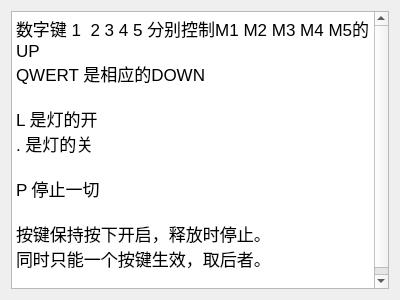
cslayers/OWI-535-control-QT, file keyboad_OWI535/mainwidget.ui: the form before one commit.
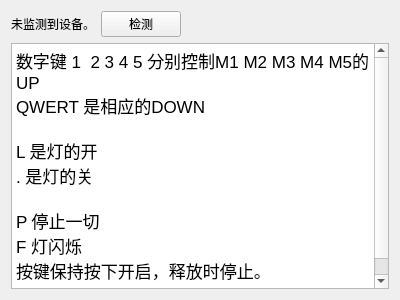
The form after the commit.

Commit message: move file to the right directory

Diff of the .ui file:
```diff
--- a/keyboad_OWI535/mainwidget.ui
+++ b/keyboad_OWI535/mainwidget.ui
@@ -14,6 +14,37 @@
    <string>MainWidget</string>
   </property>
   <layout class="QVBoxLayout" name="verticalLayout">
+   <item>
+    <layout class="QHBoxLayout" name="horizontalLayout">
+     <item>
+      <widget class="QLabel" name="label">
+       <property name="text">
+        <string>未监测到设备。</string>
+       </property>
+      </widget>
+     </item>
+     <item>
+      <widget class="QPushButton" name="pushButton">
+       <property name="text">
+        <string>检测</string>
+       </property>
+      </widget>
+     </item>
+     <item>
+      <spacer name="horizontalSpacer">
+       <property name="orientation">
+        <enum>Qt::Horizontal</enum>
+       </property>
+       <property name="sizeHint" stdset="0">
+        <size>
+         <width>40</width>
+         <height>20</height>
+        </size>
+       </property>
+      </spacer>
+     </item>
+    </layout>
+   </item>
    <item>
     <widget class="QTextBrowser" name="textBrowser">
      <property name="html">
@@ -28,9 +59,8 @@
 &lt;p style=&quot; margin-top:0px; margin-bottom:0px; margin-left:0px; margin-right:0px; -qt-block-indent:0; text-indent:0px;&quot;&gt;. 是灯的关&lt;/p&gt;
 &lt;p style=&quot;-qt-paragraph-type:empty; margin-top:0px; margin-bottom:0px; margin-left:0px; margin-right:0px; -qt-block-indent:0; text-indent:0px;&quot;&gt;&lt;br /&gt;&lt;/p&gt;
 &lt;p style=&quot; margin-top:0px; margin-bottom:0px; margin-left:0px; margin-right:0px; -qt-block-indent:0; text-indent:0px;&quot;&gt;P 停止一切&lt;/p&gt;
-&lt;p style=&quot;-qt-paragraph-type:empty; margin-top:0px; margin-bottom:0px; margin-left:0px; margin-right:0px; -qt-block-indent:0; text-indent:0px;&quot;&gt;&lt;br /&gt;&lt;/p&gt;
+&lt;p style=&quot; margin-top:0px; margin-bottom:0px; margin-left:0px; margin-right:0px; -qt-block-indent:0; text-indent:0px;&quot;&gt;F 灯闪烁&lt;/p&gt;
 &lt;p style=&quot; margin-top:0px; margin-bottom:0px; margin-left:0px; margin-right:0px; -qt-block-indent:0; text-indent:0px;&quot;&gt;按键保持按下开启，释放时停止。&lt;/p&gt;
-&lt;p style=&quot; margin-top:0px; margin-bottom:0px; margin-left:0px; margin-right:0px; -qt-block-indent:0; text-indent:0px;&quot;&gt;同时只能一个按键生效，取后者。&lt;/p&gt;
 &lt;p style=&quot;-qt-paragraph-type:empty; margin-top:0px; margin-bottom:0px; margin-left:0px; margin-right:0px; -qt-block-indent:0; text-indent:0px;&quot;&gt;&lt;br /&gt;&lt;/p&gt;&lt;/body&gt;&lt;/html&gt;</string>
      </property>
     </widget>
```
The commit also changes 7 other files.
